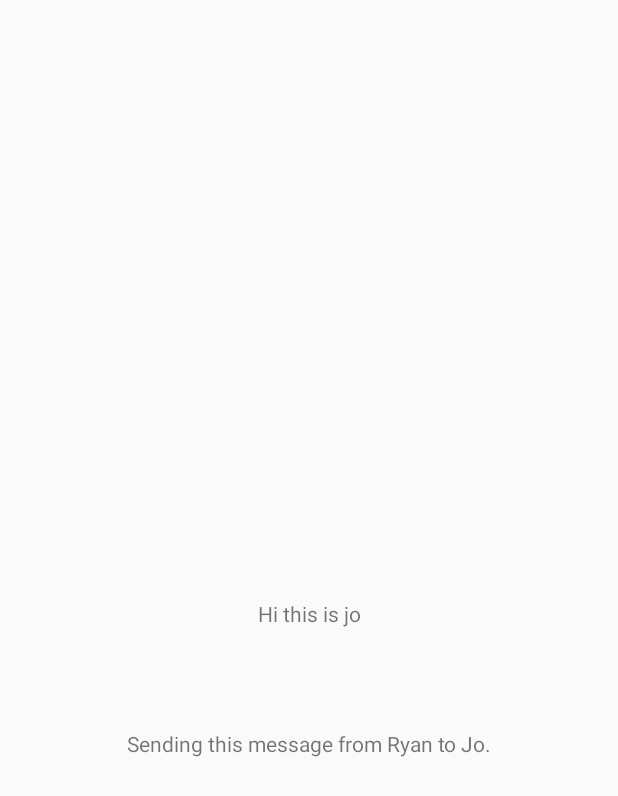
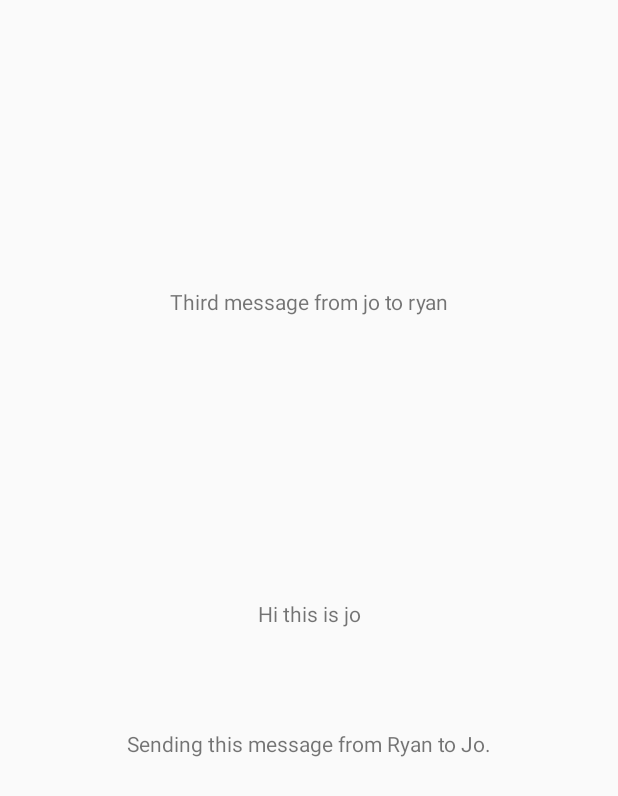
Before and after one commit to edoricardo/CoffeeInn, an Android app: the HomePage screen opened directly, with no data from a screen before it, on a phone screen of 412 x 824 dp. Shown: the top 796 px of the screen. Run offline under Robolectric (Android 15) with nearby library versions, the phone set to English and light mode, and no system bars.

Commit message:
3rd message

```diff
--- a/app/src/main/res/layout/activity_home.xml
+++ b/app/src/main/res/layout/activity_home.xml
@@ -29,4 +29,16 @@
         app:layout_constraintEnd_toEndOf="parent"
         app:layout_constraintStart_toStartOf="parent"
         app:layout_constraintTop_toBottomOf="@+id/textView3" />
+
+    <TextView
+        android:id="@+id/textView5"
+        android:layout_width="wrap_content"
+        android:layout_height="wrap_content"
+        android:layout_marginStart="177dp"
+        android:layout_marginTop="191dp"
+        android:layout_marginEnd="177dp"
+        android:text="Third message from jo to ryan"
+        app:layout_constraintEnd_toEndOf="parent"
+        app:layout_constraintStart_toStartOf="parent"
+        app:layout_constraintTop_toTopOf="parent" />
 </androidx.constraintlayout.widget.ConstraintLayout>
```
